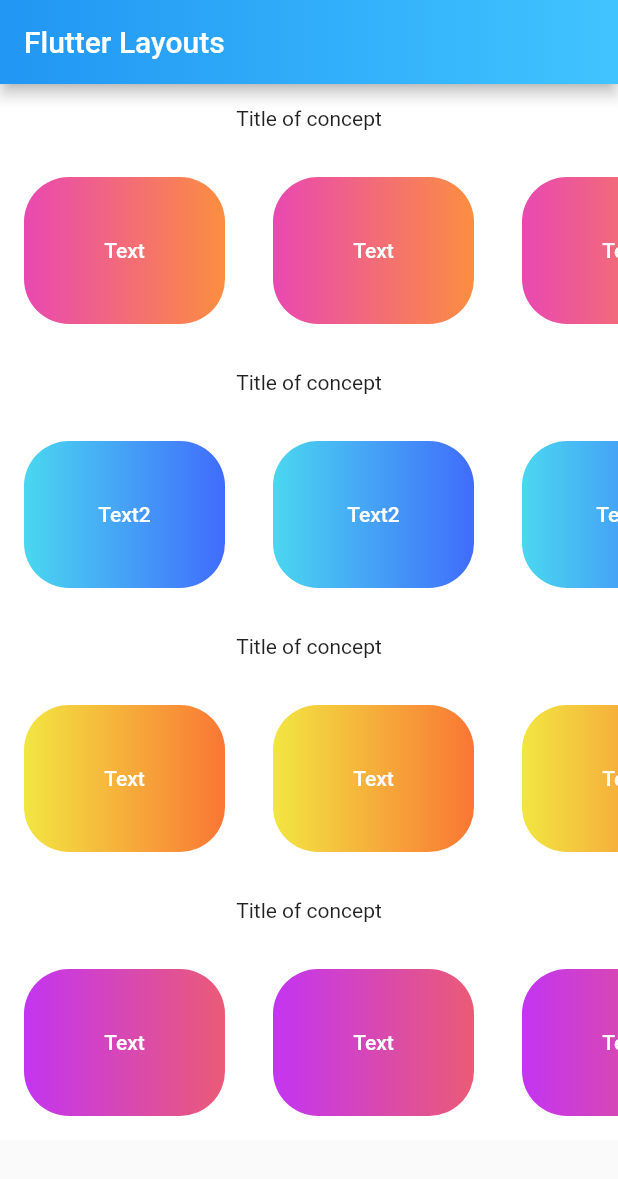
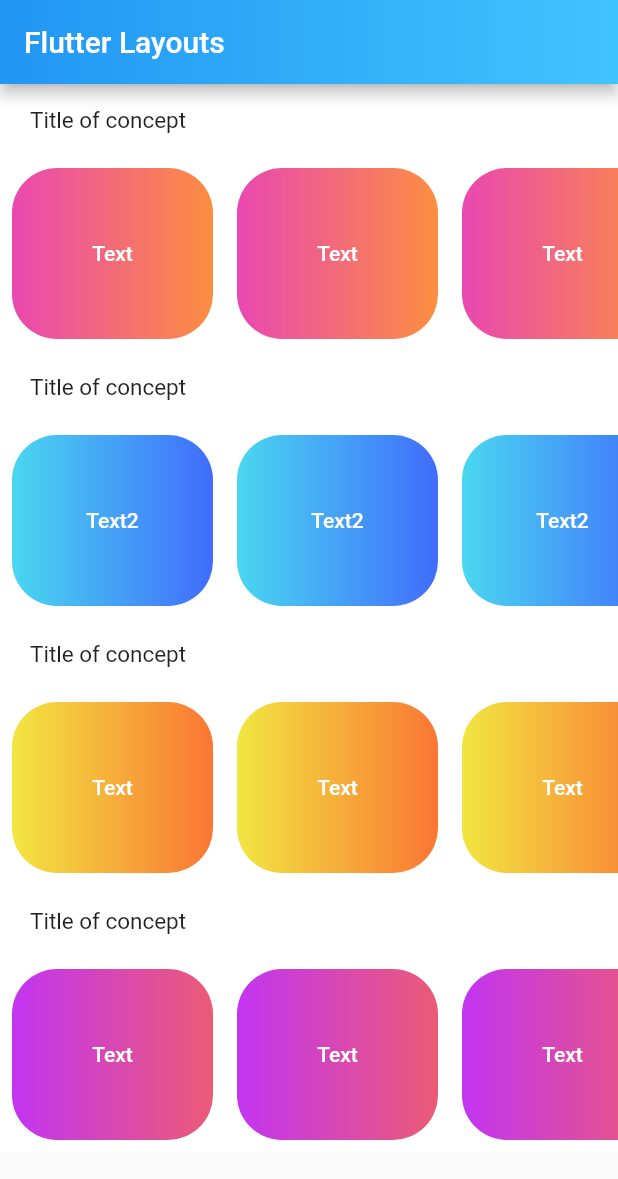
Before and after one commit to sharon-atim/flutter_layout_examples, a Flutter app: the screen it shows after launch, on a phone screen of 412 x 824 dp. Shown: the top 1179 px of the screen. Run offline on Flutter 3.47's test engine with Material 2 defaults, Android fonts, the phone set to English and light mode, and no system bars.

Commit message:
Removed unnecessary widgets and added draft screen dart files

```diff
--- /dev/null
+++ b/lib/screens/crossaxisalignment.dart
@@ -0,0 +1,3 @@
+// import 'package:flutter/material.dart';
+
+// TODO: ADD crossAxisAlignment widget with properties start,stretch etc..
--- a/lib/screens/homepage.dart
+++ b/lib/screens/homepage.dart
@@ -23,29 +23,30 @@ class HomePage extends StatelessWidget {
         child: Container(
           color: Colors.white,
           child: Column(
+            crossAxisAlignment: CrossAxisAlignment.start,
             children: <Widget>[
-              const RowPadding(),
+              const RowTitle(),
               Container(
                 margin: const EdgeInsets.symmetric(),
                 height: 130,
                 child: const Row1(),
               ),
               const SizedBox(),
-              const RowPadding(),
+              const RowTitle(),
               Container(
                 margin: const EdgeInsets.symmetric(),
                 height: 130,
                 child: const Row2(),
               ),
               const SizedBox(),
-              const RowPadding(),
+              const RowTitle(),
               Container(
                 margin: const EdgeInsets.symmetric(),
                 height: 130,
                 child: const Row3(),
               ),
               const SizedBox(),
-              const RowPadding(),
+              const RowTitle(),
               Container(
                 margin: const EdgeInsets.symmetric(),
                 height: 130,
@@ -59,16 +60,21 @@ class HomePage extends StatelessWidget {
   }
 }
 
-class RowPadding extends StatelessWidget {
-  const RowPadding({
+class RowTitle extends StatelessWidget {
+  const RowTitle({
     Key? key,
   }) : super(key: key);
 
   @override
   Widget build(BuildContext context) {
     return const Padding(
-      padding: EdgeInsets.only(top: 15, bottom: 15),
-      child: Text('Title of concept'),
+      padding: EdgeInsets.only(left: 20, top: 15, bottom: 15),
+      child: Text(
+        'Title of concept',
+        style: TextStyle(
+          fontSize: 15,
+        ),
+      ),
     );
   }
 }
@@ -158,33 +164,28 @@ class RowButton1 extends StatelessWidget {
 
   @override
   Widget build(BuildContext context) {
-    return Padding(
-        padding: const EdgeInsets.all(8.0),
-        child: SizedBox(
+    return SizedBox(
         width: 150,
         height: 200,
         child: TextButton(
             onPressed: () {},
             child: Ink(
                 decoration: BoxDecoration(
-                      gradient: const LinearGradient(
-                          colors: [
+                  gradient: const LinearGradient(colors: [
                     Color.fromARGB(255, 233, 72, 177),
                     Color.fromARGB(255, 252, 142, 64)
-                          ],
-                          begin: Alignment.centerLeft,
-                          end: Alignment.centerRight),
+                  ], begin: Alignment.centerLeft, end: Alignment.centerRight),
                   borderRadius: BorderRadius.circular(30.0),
                 ),
                 child: Container(
-                        constraints: const BoxConstraints(
-                            maxWidth: 300.0, minHeight: 50.0),
+                    constraints:
+                        const BoxConstraints(maxWidth: 300.0, minHeight: 50.0),
                     alignment: Alignment.center,
                     child: const Text(
                       "Text",
                       textAlign: TextAlign.center,
                       style: TextStyle(color: Colors.white),
-                        ))))));
+                    )))));
   }
 }
 
@@ -193,33 +194,28 @@ class RowButton2 extends StatelessWidget {
 
   @override
   Widget build(BuildContext context) {
-    return Padding(
-        padding: const EdgeInsets.all(8.0),
-        child: SizedBox(
+    return SizedBox(
         width: 150,
         height: 200,
         child: TextButton(
             onPressed: () {},
             child: Ink(
                 decoration: BoxDecoration(
-                      gradient: const LinearGradient(
-                          colors: [
+                  gradient: const LinearGradient(colors: [
                     Color.fromARGB(255, 74, 215, 240),
                     Color.fromARGB(255, 64, 108, 252)
-                          ],
-                          begin: Alignment.centerLeft,
-                          end: Alignment.centerRight),
+                  ], begin: Alignment.centerLeft, end: Alignment.centerRight),
                   borderRadius: BorderRadius.circular(30.0),
                 ),
                 child: Container(
-                        constraints: const BoxConstraints(
-                            maxWidth: 300.0, minHeight: 50.0),
+                    constraints:
+                        const BoxConstraints(maxWidth: 300.0, minHeight: 50.0),
                     alignment: Alignment.center,
                     child: const Text(
                       "Text2",
                       textAlign: TextAlign.center,
                       style: TextStyle(color: Colors.white),
-                        ))))));
+                    )))));
   }
 }
 
@@ -228,33 +224,28 @@ class RowButton3 extends StatelessWidget {
 
   @override
   Widget build(BuildContext context) {
-    return Padding(
-        padding: const EdgeInsets.all(8.0),
-        child: SizedBox(
+    return SizedBox(
         width: 150,
         height: 200,
         child: TextButton(
             onPressed: () {},
             child: Ink(
                 decoration: BoxDecoration(
-                      gradient: const LinearGradient(
-                          colors: [
+                  gradient: const LinearGradient(colors: [
                     Color.fromARGB(255, 242, 230, 65),
                     Color.fromARGB(255, 250, 118, 52)
-                          ],
-                          begin: Alignment.centerLeft,
-                          end: Alignment.centerRight),
+                  ], begin: Alignment.centerLeft, end: Alignment.centerRight),
                   borderRadius: BorderRadius.circular(30.0),
                 ),
                 child: Container(
-                        constraints: const BoxConstraints(
-                            maxWidth: 300.0, minHeight: 50.0),
+                    constraints:
+                        const BoxConstraints(maxWidth: 300.0, minHeight: 50.0),
                     alignment: Alignment.center,
                     child: const Text(
                       "Text",
                       textAlign: TextAlign.center,
                       style: TextStyle(color: Colors.white),
-                        ))))));
+                    )))));
   }
 }
 
@@ -263,32 +254,27 @@ class RowButton4 extends StatelessWidget {
 
   @override
   Widget build(BuildContext context) {
-    return Padding(
-        padding: const EdgeInsets.all(8.0),
-        child: SizedBox(
+    return SizedBox(
         width: 150,
         height: 200,
         child: TextButton(
             onPressed: () {},
             child: Ink(
                 decoration: BoxDecoration(
-                      gradient: const LinearGradient(
-                          colors: [
+                  gradient: const LinearGradient(colors: [
                     Color.fromARGB(255, 195, 52, 242),
                     Color.fromARGB(255, 235, 91, 117)
-                          ],
-                          begin: Alignment.centerLeft,
-                          end: Alignment.centerRight),
+                  ], begin: Alignment.centerLeft, end: Alignment.centerRight),
                   borderRadius: BorderRadius.circular(30.0),
                 ),
                 child: Container(
-                        constraints: const BoxConstraints(
-                            maxWidth: 300.0, minHeight: 50.0),
+                    constraints:
+                        const BoxConstraints(maxWidth: 300.0, minHeight: 50.0),
                     alignment: Alignment.center,
                     child: const Text(
                       "Text",
                       textAlign: TextAlign.center,
                       style: TextStyle(color: Colors.white),
-                        ))))));
+                    )))));
   }
 }
--- /dev/null
+++ b/lib/screens/mainaxisalignment.dart
@@ -0,0 +1 @@
+// TODO: ADD MainAxisAlignment.size and MainAxisAlignment.start,end,center. .. widgets
--- /dev/null
+++ b/lib/screens/sizedbox_and_spacer_widget.dart
@@ -0,0 +1,4 @@
+// import 'package:flutter/material.dart';
+
+//TODO: Add sizedbox and spacer widget examples
+//TODO: Answer "What’s the difference between SizedBox and Spacer?"
```
Also changed, not shown: lib/screens/flexible_widget.dart (added, +105 -0 lines), lib/screens/rows_and_columns.dart (added, +30 -0 lines), lib/screens/icon_widget.dart (added), lib/screens/mainaxissize.dart (added), lib/screens/text_widget.dart (added). Lines whose indentation alone changed are shown as unchanged.
